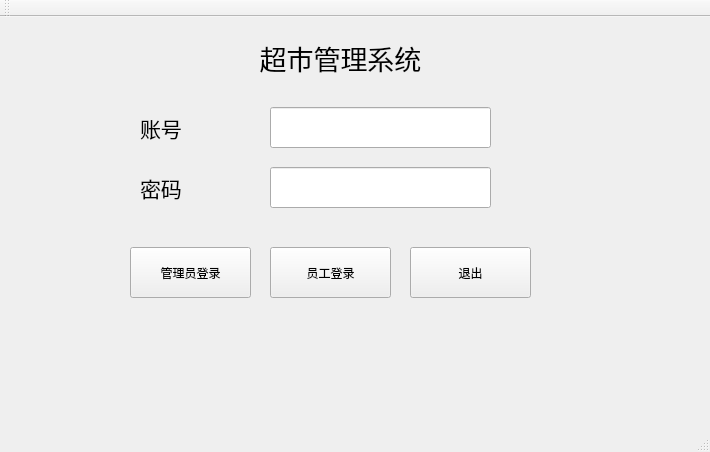
hewei-bit/QT-Learing, file item/Supermarket_management_system/login.ui: the form before one commit.
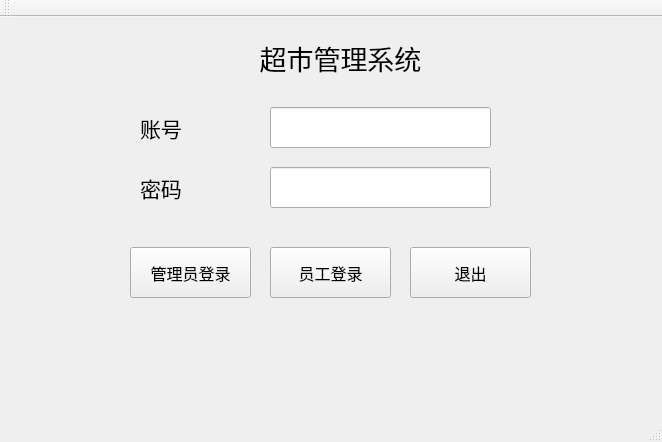
The form after the commit. Icons and pictures are not drawn.

What changed in the file:
```diff
--- a/item/Supermarket_management_system/login.ui
+++ b/item/Supermarket_management_system/login.ui
@@ -6,10 +6,16 @@
    <rect>
     <x>0</x>
     <y>0</y>
-    <width>710</width>
-    <height>452</height>
+    <width>662</width>
+    <height>442</height>
    </rect>
   </property>
+  <property name="font">
+   <font>
+    <family>微软雅黑</family>
+    <pointsize>12</pointsize>
+   </font>
+  </property>
   <property name="windowTitle">
    <string>超市管理系统</string>
   </property>
```
Left out of the diff: 8 changed lines with no effect on the pictures.
